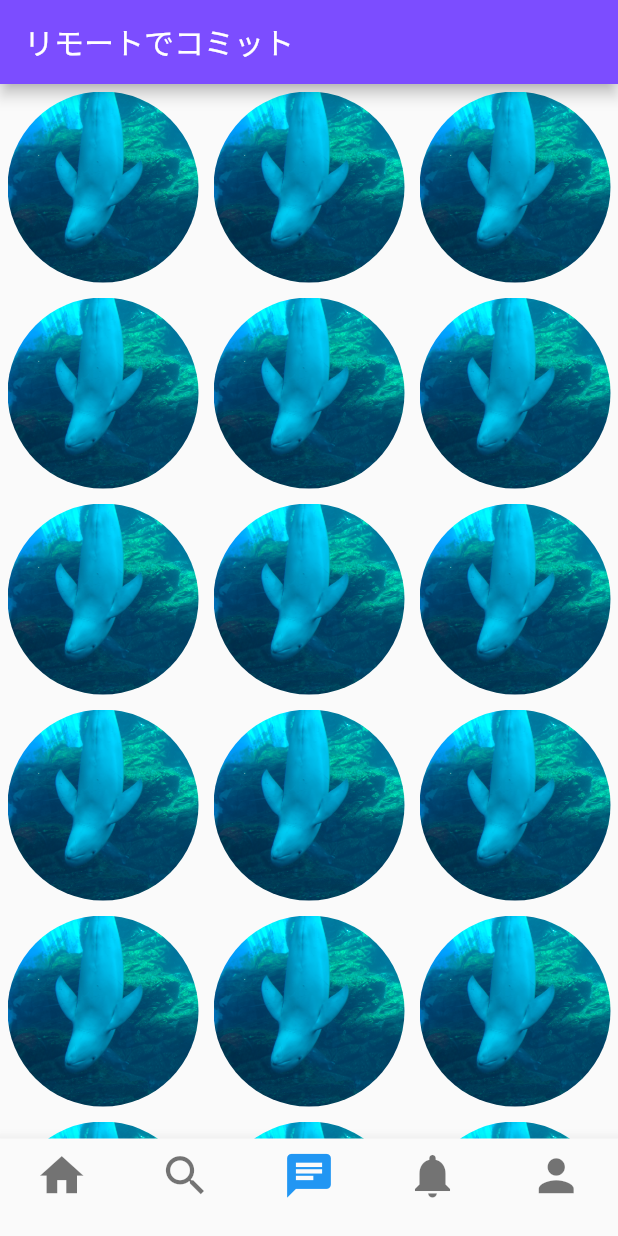
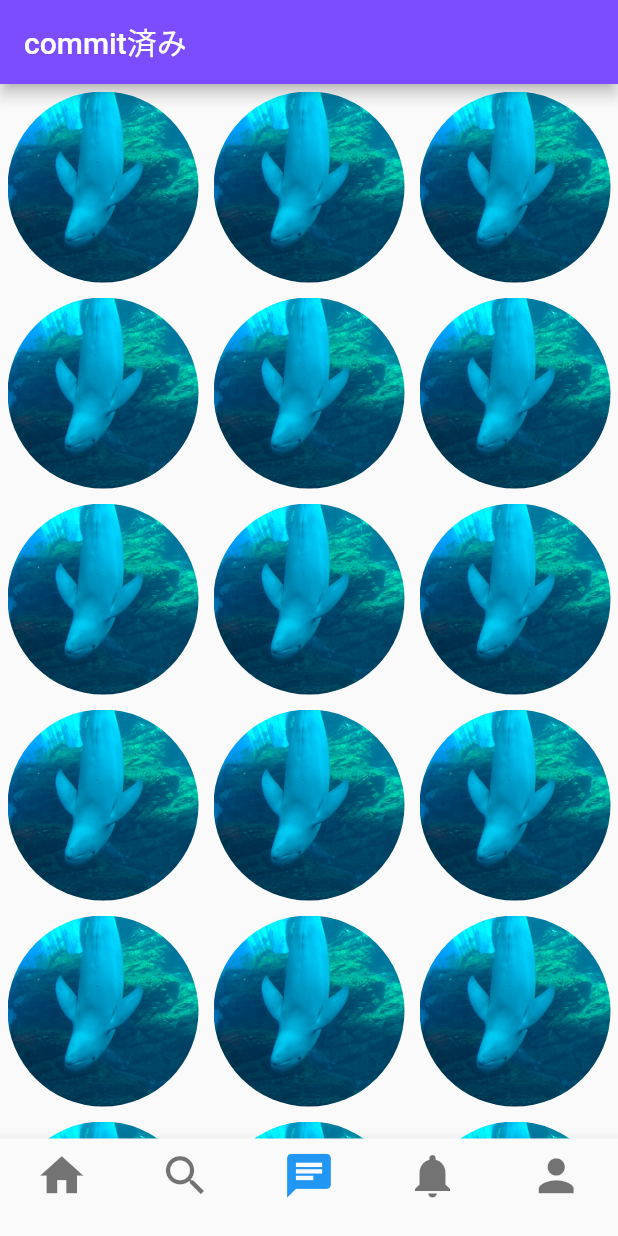
Before and after one commit to y-matsuura0715/chatAppWithFlutter, a Flutter app: the screen it shows after launch, item 3 of the bottom bar chosen, on a phone screen of 412 x 824 dp. Run offline on Flutter 3.47's test engine with Material 2 defaults, Android fonts, the phone set to English and light mode, and no system bars.

Commit message:
コンフリクト解消

```diff
--- a/lib/presentation/view/chat.dart
+++ b/lib/presentation/view/chat.dart
@@ -10,7 +10,7 @@ class Chat extends StatelessWidget {
     return Scaffold(
       appBar: AppBar(
         backgroundColor: Colors.deepPurpleAccent,
-        title: const Text('リモートでコミット'),
+        title: const Text('commit済み'),
       ),
       body: Center(
         child: GridView.builder(
```
